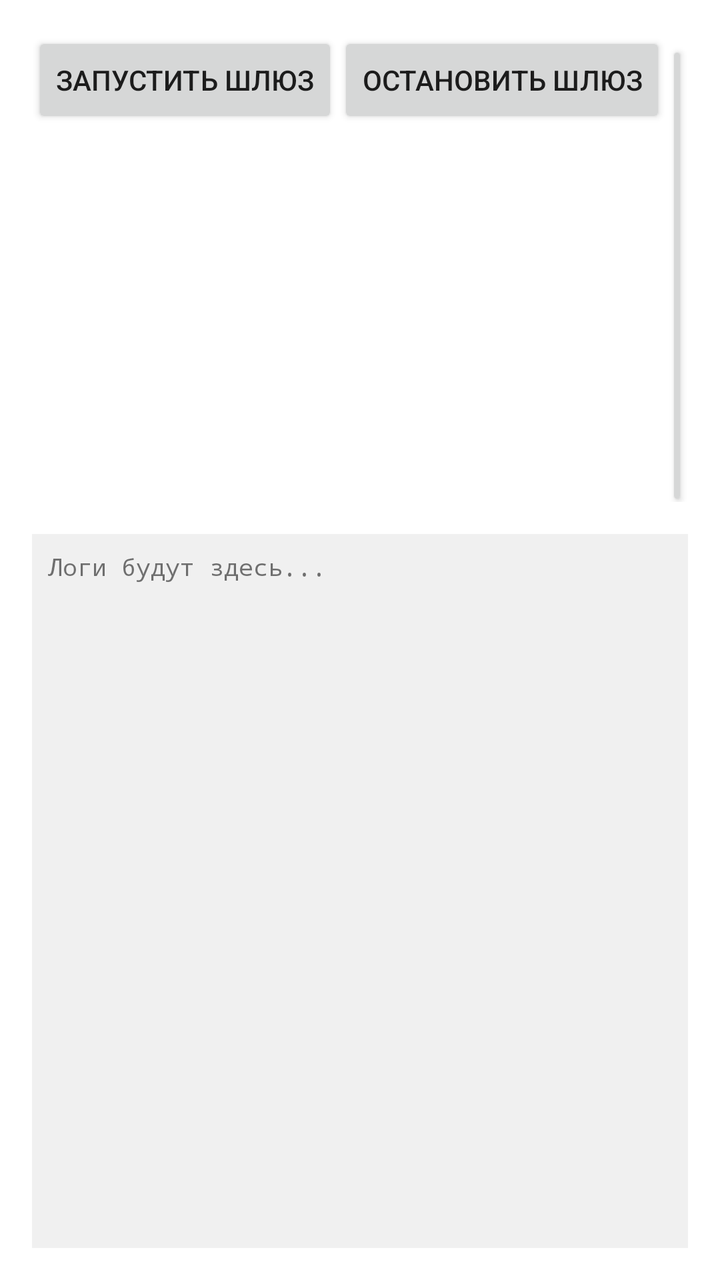
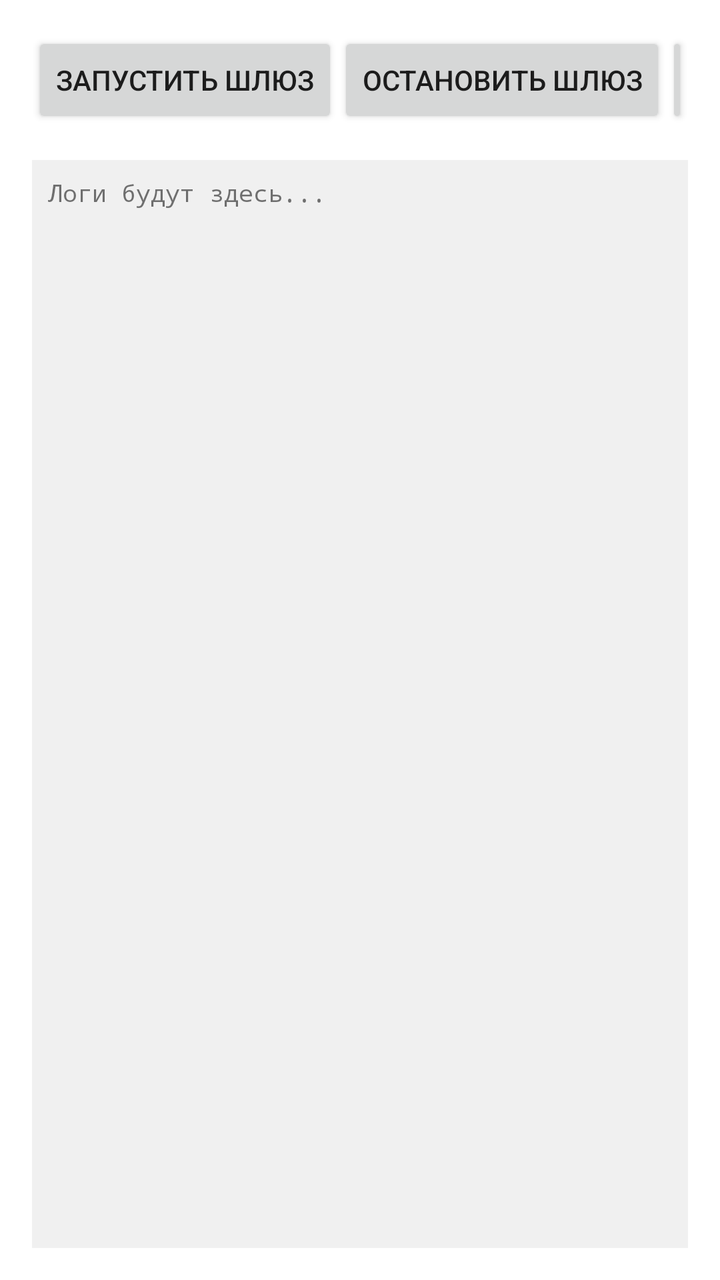

An Android layout rendered at two revisions. The XML below is the earlier revision; the diff shows what the commit changed to produce the second picture.
<!-- AndroidManifest.xml: application theme Theme.SMSPush -->
<!-- res/layout/activity_main.xml -->
<?xml version="1.0" encoding="utf-8"?>
<LinearLayout xmlns:android="http://schemas.android.com/apk/res/android"
    android:layout_width="match_parent"
    android:layout_height="match_parent"
    android:orientation="vertical"
    android:padding="16dp">

    <LinearLayout
        android:layout_width="match_parent"
        android:layout_height="wrap_content"
        android:orientation="horizontal">

        <Button
            android:id="@+id/btnStart"
            android:layout_width="wrap_content"
            android:layout_height="wrap_content"
            android:text="Запустить шлюз" />

        <Button
            android:id="@+id/btnStop"
            android:layout_width="wrap_content"
            android:layout_height="wrap_content"
            android:text="Остановить шлюз" />

        <Button
            android:id="@+id/btnClearLogs"
            android:layout_width="wrap_content"
            android:layout_height="wrap_content"
            android:text="Очистить логи" />
    </LinearLayout>

    <ScrollView
        android:id="@+id/scrollView"
        android:layout_width="match_parent"
        android:layout_height="match_parent"
        android:layout_marginTop="16dp"
        android:background="#f0f0f0"
        android:padding="8dp">

        <TextView
            android:id="@+id/tvLogs"
            android:layout_width="match_parent"
            android:layout_height="wrap_content"
            android:text="Логи будут здесь..."
            android:textSize="12sp"
            android:fontFamily="monospace" />
    </ScrollView>
</LinearLayout>
<!-- resources referenced by this layout -->
<resources>
  <style name="Theme.SMSPush" parent="Theme.MaterialComponents.DayNight.DarkActionBar">
          
          <item name="colorPrimary">#3F51B5</item>
          <item name="colorPrimaryVariant">@color/purple_700</item>
          <item name="colorOnPrimary">@color/white</item>
          
          <item name="colorSecondary">@color/teal_200</item>
          <item name="colorSecondaryVariant">@color/teal_700</item>
          <item name="colorOnSecondary">@color/black</item>
          
          <item name="android:statusBarColor">?attr/colorPrimaryVariant</item>
          
      </style>
  <color name="purple_700">#FF3700B3</color>
  <color name="white">#FFFFFFFF</color>
  <color name="teal_200">#FF03DAC5</color>
  <color name="teal_700">#FF018786</color>
  <color name="black">#FF000000</color>
</resources>

<!-- the commit's change to res/layout/activity_main.xml (unified diff, before → after) -->
@@ -26,7 +26,7 @@
             android:id="@+id/btnClearLogs"
             android:layout_width="wrap_content"
             android:layout_height="wrap_content"
-            android:text="Очистить логи" />
+            android:text="Х" />
     </LinearLayout>
 
     <ScrollView
